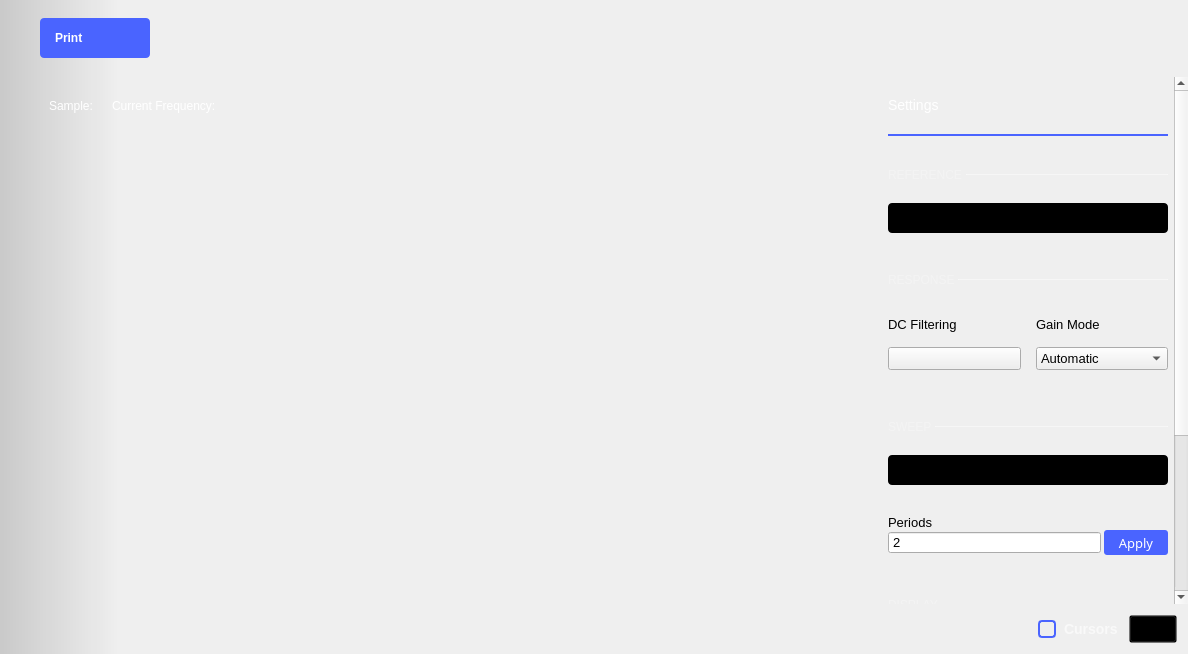
First picture: the form in ui/network_analyzer.ui, repository alparker/scopy, before the edit.
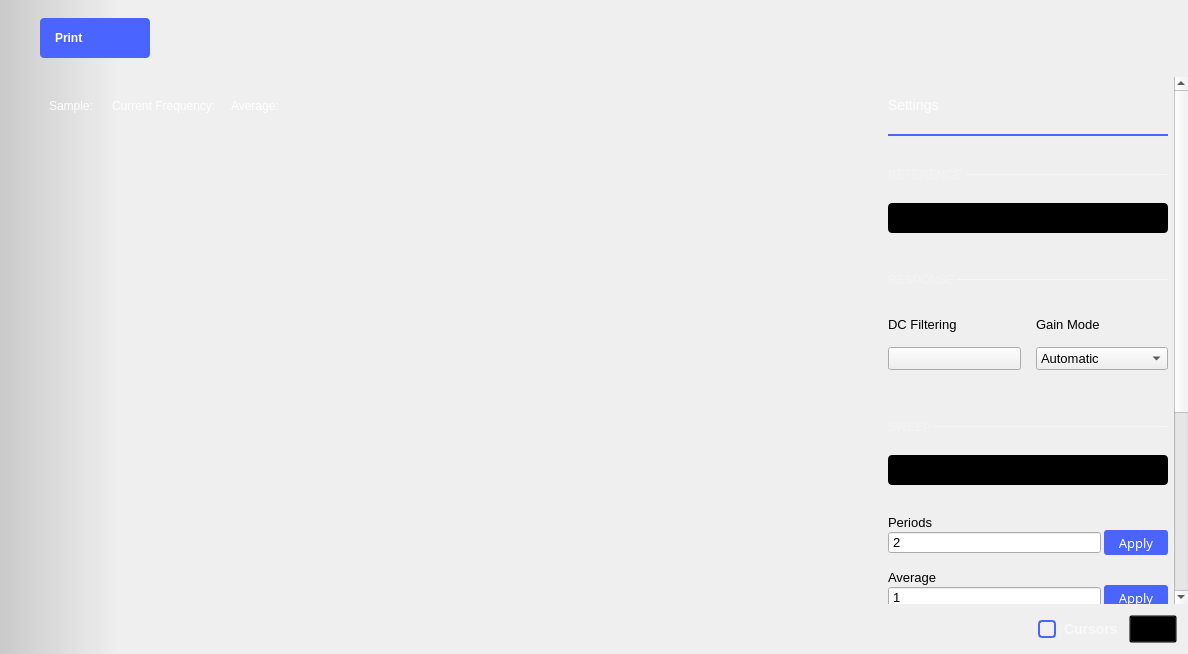
Second picture: the form after the edit. The open tabs and pages were chosen to show the change. Icons and pictures are not drawn. Custom widgets are drawn as their Qt base class.

Commit message: NetworkAnalyzer: Add a spinbox to control the averaging number for captures.

Diff of the .ui file:
```diff
--- a/ui/network_analyzer.ui
+++ b/ui/network_analyzer.ui
@@ -472,6 +472,22 @@
                         </property>
                        </spacer>
                       </item>
+                      <item row="0" column="3">
+                       <widget class="QLabel" name="currentAverageLabel">
+                        <property name="sizePolicy">
+                         <sizepolicy hsizetype="Fixed" vsizetype="Fixed">
+                          <horstretch>0</horstretch>
+                          <verstretch>0</verstretch>
+                         </sizepolicy>
+                        </property>
+                        <property name="styleSheet">
+                         <string notr="true">color:white;</string>
+                        </property>
+                        <property name="text">
+                         <string>Average: </string>
+                        </property>
+                       </widget>
+                      </item>
                      </layout>
                     </item>
                    </layout>
@@ -1498,6 +1514,103 @@
                          </layout>
                         </widget>
                        </item>
+                       <item row="4" column="0" colspan="2">
+                        <layout class="QGridLayout" name="sweepAverageLayout">
+                         <property name="topMargin">
+                          <number>0</number>
+                         </property>
+                         <property name="bottomMargin">
+                          <number>0</number>
+                         </property>
+                         <property name="horizontalSpacing">
+                          <number>3</number>
+                         </property>
+                         <property name="verticalSpacing">
+                          <number>0</number>
+                         </property>
+                         <item row="1" column="0">
+                          <widget class="QSpinBox" name="spinBox_averaging">
+                           <property name="styleSheet">
+                            <string notr="true">font-size: 14px;
+height:24px;
+color: white;
+border: 0px;
+border-bottom: 1px solid rgba(255,255,255,100);
+
+
+QSpinBox[invalid=true] {
+border-color: red;
+}
+QSpinBox[valid=true] {
+border-color: green;
+}</string>
+                           </property>
+                           <property name="buttonSymbols">
+                            <enum>QAbstractSpinBox::NoButtons</enum>
+                           </property>
+                           <property name="minimum">
+                            <number>1</number>
+                           </property>
+                           <property name="maximum">
+                            <number>1000000</number>
+                           </property>
+                          </widget>
+                         </item>
+                         <item row="0" column="0">
+                          <widget class="QLabel" name="lblAveraging">
+                           <property name="text">
+                            <string>Average</string>
+                           </property>
+                          </widget>
+                         </item>
+                         <item row="1" column="1">
+                          <widget class="QPushButton" name="btnApplyAverage">
+                           <property name="sizePolicy">
+                            <sizepolicy hsizetype="Fixed" vsizetype="Fixed">
+                             <horstretch>0</horstretch>
+                             <verstretch>0</verstretch>
+                            </sizepolicy>
+                           </property>
+                           <property name="minimumSize">
+                            <size>
+                             <width>64</width>
+                             <height>25</height>
+                            </size>
+                           </property>
+                           <property name="styleSheet">
+                            <string notr="true">QPushButton {
+color: white;
+background-color: #4a64ff;
+font-family:  14pt;
+border-width: 0px;
+border-radius: 3px;
+min-width: 64px;
+}
+QPushButton:disabled {
+background-color: grey;
+}
+QPushButton:pressed {
+background-color: #F45000;
+}
+
+QPushButton:enabled:!pressed { background-color: #4a64ff; }
+QPushButton[valid=true]:enabled:!pressed { background-color: #4a64ff; }
+QPushButton[invalid=true]:enabled:!pressed { background-color: #4a64ff; }
+QPushButton:pressed {
+background-color: #4a64ff;
+}
+QPushButton:hover
+{
+	 background-color: #4a34ff;
+}</string>
+                           </property>
+                           <property name="text">
+                            <string>Apply</string>
+                           </property>
+                          </widget>
+                         </item>
+                        </layout>
+                       </item>
                        <item row="3" column="0" colspan="2">
                         <layout class="QGridLayout" name="sweepPeriodLayout">
                          <property name="bottomMargin">
```
The commit also changes 2 other files.
